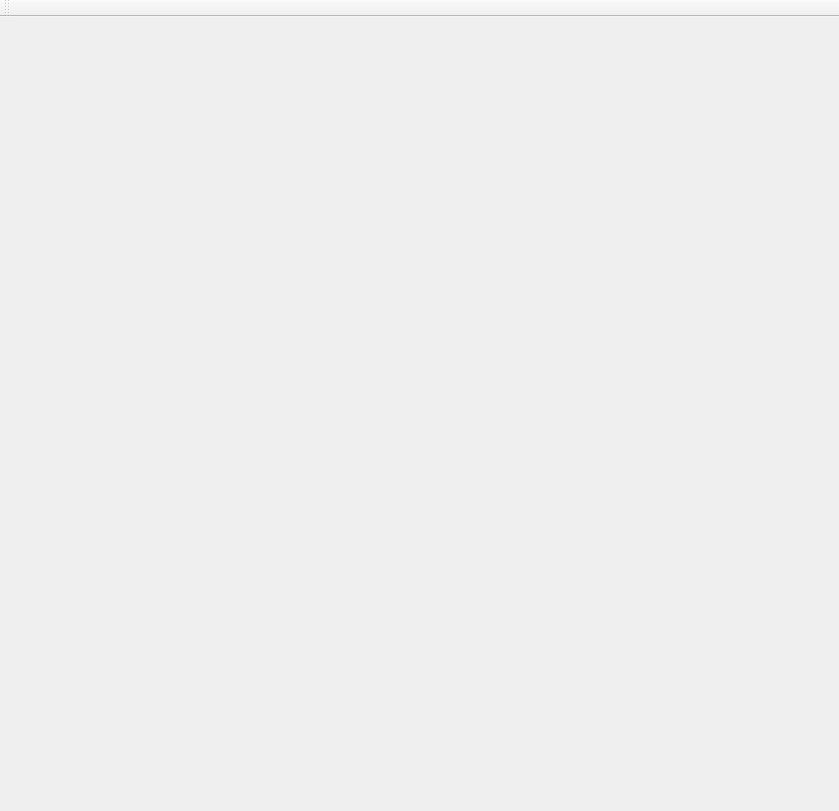
Before: the Qt Designer form mainwindow.ui in Lab-takeoasai/QuadTree, drawn with Qt 5.
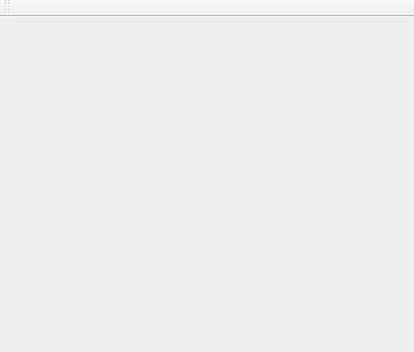
After: the same form once the commit is applied.

```diff
--- a/mainwindow.ui
+++ b/mainwindow.ui
@@ -6,8 +6,8 @@
    <rect>
     <x>0</x>
     <y>0</y>
-    <width>839</width>
-    <height>811</height>
+    <width>414</width>
+    <height>352</height>
    </rect>
   </property>
   <property name="windowTitle">
```
Left out of the diff: 2 changed lines with no effect on the pictures.
